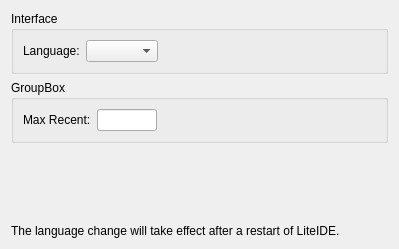
Old version of the form liteidex/src/liteapp/liteappoption.ui in the repository seanxyh/liteide.
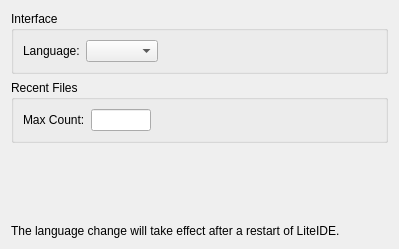
New version of the form.

What changed in the file:
```diff
--- a/liteidex/src/liteapp/liteappoption.ui
+++ b/liteidex/src/liteapp/liteappoption.ui
@@ -49,13 +49,13 @@
    <item>
     <widget class="QGroupBox" name="groupBox_2">
      <property name="title">
-      <string>GroupBox</string>
+      <string>Recent Files</string>
      </property>
      <layout class="QHBoxLayout" name="horizontalLayout_3" stretch="0,0,0">
       <item>
        <widget class="QLabel" name="label_3">
         <property name="text">
-         <string>Max Recent:</string>
+         <string>Max Count:</string>
         </property>
        </widget>
       </item>
```
